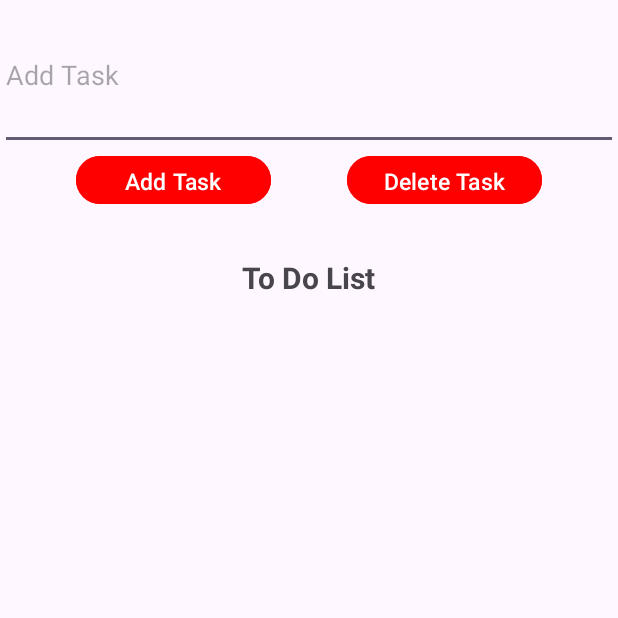
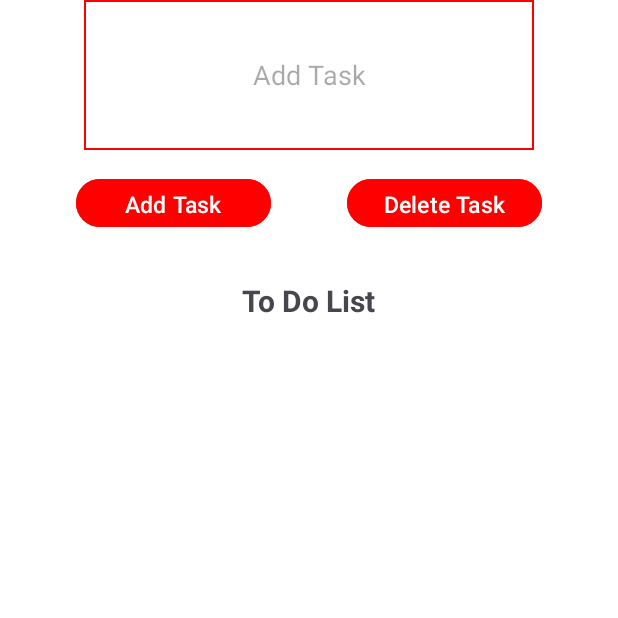
Before and after one commit to Flaviojrr/To-Do-List, an Android app: the screen it shows after launch (MainActivity), on a phone screen of 412 x 824 dp, the top half of it. Run offline under Robolectric (Android 15) with nearby library versions, the phone set to English and light mode, and no system bars.

Commit message:
Rename all var (MainActivity.kt)

```diff
--- a/app/src/main/java/com/example/todolist/MainActivity.kt
+++ b/app/src/main/java/com/example/todolist/MainActivity.kt
@@ -1,49 +1,41 @@
 package com.example.todolist
 
-import android.app.Dialog
 import androidx.appcompat.app.AppCompatActivity
 import android.os.Bundle
-import android.text.Layout
 import android.util.Log
-import android.view.LayoutInflater
-import android.view.View
 import android.widget.Button
 import android.widget.CheckBox
 import android.widget.EditText
-import android.widget.RadioButton
 import android.widget.RadioGroup
-import android.widget.TextView
-import android.widget.Toast
-import androidx.constraintlayout.widget.ConstraintLayout
 
 class MainActivity : AppCompatActivity() {
 
     override fun onCreate(savedInstanceState: Bundle?) {
         super.onCreate(savedInstanceState)
         setContentView(R.layout.activity_main)
-        var tarefaNome : String
-        var novaTarefaCheckBox : CheckBox
-        val tarefa = findViewById<EditText>(R.id.editTextNovaTarefa)
-        val radioGroupTarefas  = findViewById<RadioGroup>(R.id.radioGroupTarefas)
-        val novaTarefaBotao = findViewById<Button>(R.id.novaTarefa)
+        var taskName : String
+        var newTaskCheckBox : CheckBox
+        val taskEditText = findViewById<EditText>(R.id.editTextNovaTarefa)
+        val radioGroupTasks  = findViewById<RadioGroup>(R.id.radioGroupTarefas)
+        val newTaskButton = findViewById<Button>(R.id.novaTarefa)
         val deleteTask = findViewById<Button>(R.id.deleteTask)
-        novaTarefaBotao.setOnClickListener{
-            if(tarefa.text.toString().length==0){
+        newTaskButton.setOnClickListener{
+            if(taskEditText.text.toString().length==0){
                 Log.d("Add new task","null")
             }else{
-                tarefaNome = tarefa.text.toString()
-                ToDoList().AddTask(tarefaNome)
-                novaTarefaCheckBox = CheckBox(this)
-                novaTarefaCheckBox.text = tarefaNome
-                radioGroupTarefas.addView(novaTarefaCheckBox)
-                tarefa.text.delete(0,tarefa.text.count())
+                taskName = taskEditText.text.toString()
+                ToDoList().AddTask(taskName)
+                newTaskCheckBox = CheckBox(this)
+                newTaskCheckBox.text = taskName
+                radioGroupTasks.addView(newTaskCheckBox)
+                taskEditText.text.delete(0,taskEditText.text.count())
             }
         }
         deleteTask.setOnClickListener{
-            for (i in 0..radioGroupTarefas.childCount){
-                var checkboxteste = radioGroupTarefas.getChildAt(i)
+            for (i in 0..radioGroupTasks.childCount){
+                var checkboxteste = radioGroupTasks.getChildAt(i)
                 if (checkboxteste is CheckBox && checkboxteste.isChecked){
-                    radioGroupTarefas.removeView(checkboxteste)
+                    radioGroupTasks.removeView(checkboxteste)
                 }
             }
         }
--- a/app/src/main/res/layout/activity_main.xml
+++ b/app/src/main/res/layout/activity_main.xml
@@ -4,28 +4,34 @@
     xmlns:app="http://schemas.android.com/apk/res-auto"
     xmlns:tools="http://schemas.android.com/tools"
     android:layout_width="match_parent"
+    android:background="@color/white"
     android:layout_height="match_parent">
 
 <androidx.constraintlayout.widget.ConstraintLayout
     android:layout_width="match_parent"
     android:layout_height="match_parent"
+    android:background="@color/white"
     tools:context=".MainActivity"
     android:id="@+id/Layout">
 
     <EditText
         android:id="@+id/editTextNovaTarefa"
-        android:layout_width="match_parent"
+        android:layout_width="300dp"
         android:layout_height="100dp"
+        android:background="@drawable/square_edges"
+        android:gravity="center"
         android:hint="@string/novaTarefa"
-        tools:ignore="MissingConstraints"
-        tools:layout_editor_absoluteX="0dp"
-        tools:layout_editor_absoluteY="4dp"
-        android:lines="1"/>
+        android:lines="1"
+        app:layout_constraintEnd_toEndOf="parent"
+        app:layout_constraintStart_toStartOf="parent"
+        app:layout_constraintTop_toTopOf="parent"
+        tools:ignore="MissingConstraints" />
 
     <Button
         android:id="@+id/novaTarefa"
         android:layout_width="130dp"
         android:layout_height="40dp"
+        android:layout_marginTop="15dp"
         android:text="@string/novaTarefa"
         android:textSize="15dp"
         android:backgroundTint="@color/red"
@@ -39,6 +45,7 @@
         android:id="@+id/deleteTask"
         android:layout_width="130dp"
         android:layout_height="40dp"
+        android:layout_marginTop="15dp"
         android:backgroundTint="@color/red"
         android:textSize="15dp"
         android:text="@string/TextDeleteTask"
--- a/app/src/main/res/values/themes.xml
+++ b/app/src/main/res/values/themes.xml
@@ -2,7 +2,8 @@
     <!-- Base application theme. -->
     <style name="Base.Theme.ToDoList" parent="Theme.Material3.DayNight.NoActionBar">
         <!-- Customize your light theme here. -->
-        <!-- <item name="colorPrimary">@color/my_light_primary</item> -->
+        <item name="colorPrimary">@color/white</item>
+        <item name="colorPrimaryVariant">@color/white</item>
     </style>
 
     <style name="Theme.ToDoList" parent="Base.Theme.ToDoList" />
```
